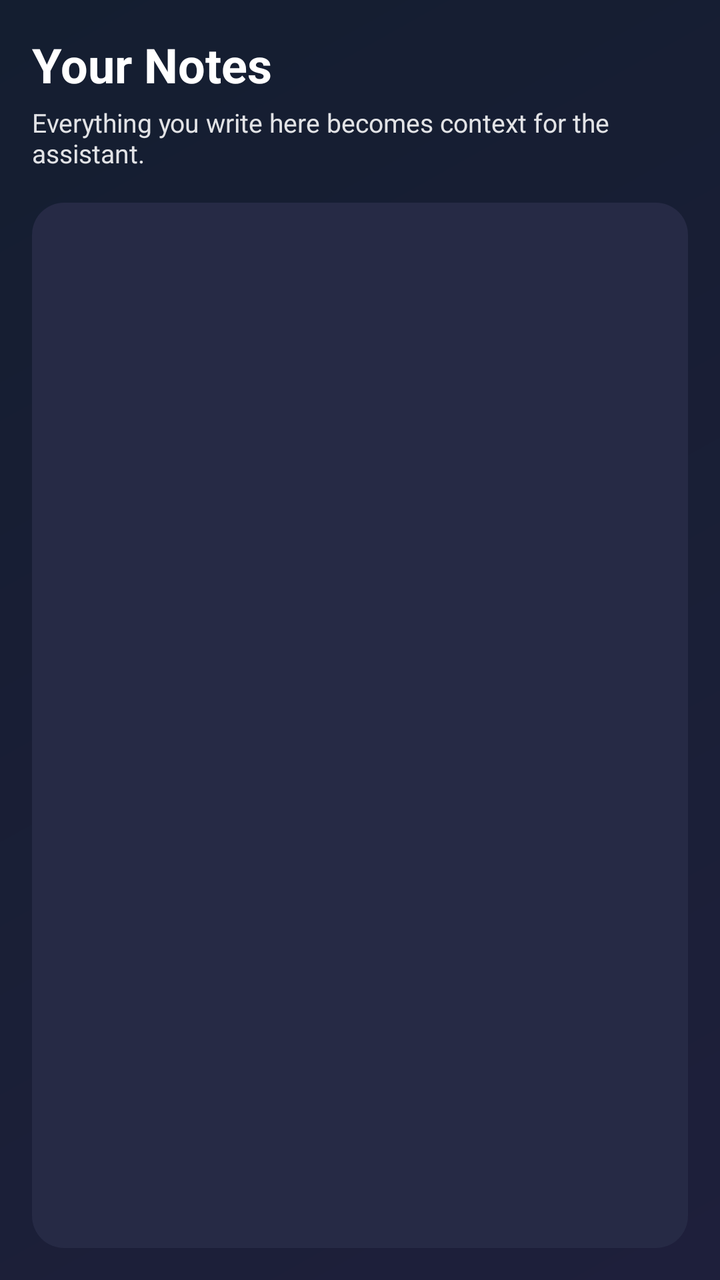
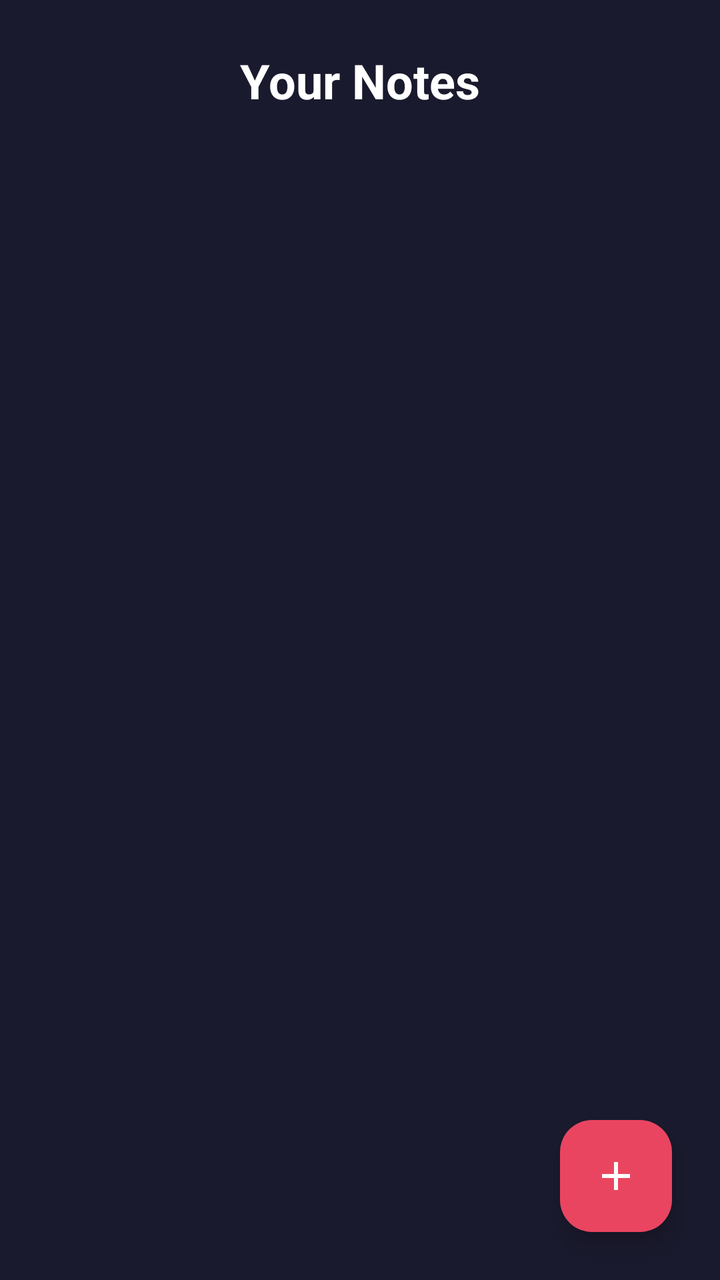

Compare the two renders of this Android layout. The source of the first and the diff that turns it into the second are given below.
<!-- AndroidManifest.xml: application theme Theme.MyAssistant -->
<!-- res/layout/activity_notes.xml -->
<?xml version="1.0" encoding="utf-8"?>
<androidx.constraintlayout.widget.ConstraintLayout
    xmlns:android="http://schemas.android.com/apk/res/android"
    xmlns:app="http://schemas.android.com/apk/res-auto"
    android:layout_width="match_parent"
    android:layout_height="match_parent"
    android:background="@drawable/bg_main_gradient"
    android:padding="16dp">

    <TextView
        android:id="@+id/textNotesTitle"
        android:layout_width="wrap_content"
        android:layout_height="wrap_content"
        android:text="Your Notes"
        android:textSize="24sp"
        android:textStyle="bold"
        android:textColor="@android:color/white"
        app:layout_constraintTop_toTopOf="parent"
        app:layout_constraintStart_toStartOf="parent" />

    <TextView
        android:id="@+id/textNotesHint"
        android:layout_width="wrap_content"
        android:layout_height="wrap_content"
        android:text="Everything you write here becomes context for the assistant."
        android:textSize="13sp"
        android:textColor="#E0FFFFFF"
        android:layout_marginTop="4dp"
        app:layout_constraintTop_toBottomOf="@id/textNotesTitle"
        app:layout_constraintStart_toStartOf="@id/textNotesTitle" />

    <LinearLayout
        android:id="@+id/notesCard"
        android:layout_width="0dp"
        android:layout_height="0dp"
        android:orientation="vertical"
        android:background="@drawable/bg_card"
        android:padding="12dp"
        app:layout_constraintTop_toBottomOf="@id/textNotesHint"
        app:layout_constraintBottom_toBottomOf="parent"
        app:layout_constraintStart_toStartOf="parent"
        app:layout_constraintEnd_toEndOf="parent"
        android:layout_marginTop="16dp">

        <EditText
            android:id="@+id/editTextNotes"
            android:layout_width="match_parent"
            android:layout_height="match_parent"
            android:background="@android:color/transparent"
            android:textColor="@android:color/white"
            android:textColorHint="#B3FFFFFF"
            android:gravity="top|start"
            android:inputType="textMultiLine"
            android:overScrollMode="always"
            android:scrollbars="vertical" />
    </LinearLayout>

</androidx.constraintlayout.widget.ConstraintLayout>
<!-- resources referenced by this layout -->
<resources>
  <!-- drawable bg_card (drawable) -->
  <?xml version="1.0" encoding="utf-8"?>
  <shape xmlns:android="http://schemas.android.com/apk/res/android"
      android:shape="rectangle">
      <solid android:color="#262A45" />
      <corners android:radius="16dp" />
      <padding
          android:left="8dp"
          android:top="8dp"
          android:right="8dp"
          android:bottom="8dp" />
  </shape>
  <!-- drawable bg_main_gradient (drawable) -->
  <?xml version="1.0" encoding="utf-8"?>
  <shape xmlns:android="http://schemas.android.com/apk/res/android"
      android:shape="rectangle">
  
      <gradient
          android:type="linear"
          android:startColor="#1E1F3B"
          android:endColor="#141E30"
          android:angle="135" />
  
  </shape>
  <style name="Theme.MyAssistant" parent="Base.Theme.MyAssistant" />
  <style name="Base.Theme.MyAssistant" parent="Theme.Material3.DayNight.NoActionBar">
          
          
      </style>
</resources>

<!-- the commit's change to res/layout/activity_notes.xml (unified diff, before → after) -->
@@ -1,58 +1,42 @@
 <?xml version="1.0" encoding="utf-8"?>
-<androidx.constraintlayout.widget.ConstraintLayout
-    xmlns:android="http://schemas.android.com/apk/res/android"
+<RelativeLayout xmlns:android="http://schemas.android.com/apk/res/android"
     xmlns:app="http://schemas.android.com/apk/res-auto"
+    xmlns:tools="http://schemas.android.com/tools"
     android:layout_width="match_parent"
     android:layout_height="match_parent"
-    android:background="@drawable/bg_main_gradient"
-    android:padding="16dp">
+    android:background="@color/colorPrimary"
+    tools:context=".NotesActivity">
 
     <TextView
         android:id="@+id/textNotesTitle"
         android:layout_width="wrap_content"
         android:layout_height="wrap_content"
+        android:layout_alignParentTop="true"
+        android:layout_centerHorizontal="true"
+        android:layout_marginTop="24dp"
         android:text="Your Notes"
+        android:textColor="@color/textColorPrimary"
         android:textSize="24sp"
-        android:textStyle="bold"
-        android:textColor="@android:color/white"
-        app:layout_constraintTop_toTopOf="parent"
-        app:layout_constraintStart_toStartOf="parent" />
+        android:textStyle="bold" />
 
-    <TextView
-        android:id="@+id/textNotesHint"
+    <androidx.recyclerview.widget.RecyclerView
+        android:id="@+id/recyclerViewNotes"
+        android:layout_width="match_parent"
+        android:layout_height="match_parent"
+        android:layout_below="@id/textNotesTitle"
+        android:layout_marginTop="16dp"
+        android:clipToPadding="false"
+        android:paddingBottom="80dp" />
+
+    <com.google.android.material.floatingactionbutton.FloatingActionButton
+        android:id="@+id/fabAddNote"
         android:layout_width="wrap_content"
         android:layout_height="wrap_content"
-        android:text="Everything you write here becomes context for the assistant."
-        android:textSize="13sp"
-        android:textColor="#E0FFFFFF"
-        android:layout_marginTop="4dp"
-        app:layout_constraintTop_toBottomOf="@id/textNotesTitle"
-        app:layout_constraintStart_toStartOf="@id/textNotesTitle" />
+        android:layout_alignParentEnd="true"
+        android:layout_alignParentBottom="true"
+        android:layout_margin="24dp"
+        android:src="@drawable/ic_add_24"
+        app:backgroundTint="@color/colorAccent"
+        app:tint="@color/white" />
 
-    <LinearLayout
-        android:id="@+id/notesCard"
-        android:layout_width="0dp"
-        android:layout_height="0dp"
-        android:orientation="vertical"
-        android:background="@drawable/bg_card"
-        android:padding="12dp"
-        app:layout_constraintTop_toBottomOf="@id/textNotesHint"
-        app:layout_constraintBottom_toBottomOf="parent"
-        app:layout_constraintStart_toStartOf="parent"
-        app:layout_constraintEnd_toEndOf="parent"
-        android:layout_marginTop="16dp">
-
-        <EditText
-            android:id="@+id/editTextNotes"
-            android:layout_width="match_parent"
-            android:layout_height="match_parent"
-            android:background="@android:color/transparent"
-            android:textColor="@android:color/white"
-            android:textColorHint="#B3FFFFFF"
-            android:gravity="top|start"
-            android:inputType="textMultiLine"
-            android:overScrollMode="always"
-            android:scrollbars="vertical" />
-    </LinearLayout>
-
-</androidx.constraintlayout.widget.ConstraintLayout>
+</RelativeLayout>
<!-- resource entries referenced after the edit -->
@@ -1,29 +1,19 @@
 <!-- resources referenced by this layout -->
 <resources>
-  <!-- drawable bg_card (drawable) -->
-  <?xml version="1.0" encoding="utf-8"?>
-  <shape xmlns:android="http://schemas.android.com/apk/res/android"
-      android:shape="rectangle">
-      <solid android:color="#262A45" />
-      <corners android:radius="16dp" />
-      <padding
-          android:left="8dp"
-          android:top="8dp"
-          android:right="8dp"
-          android:bottom="8dp" />
-  </shape>
-  <!-- drawable bg_main_gradient (drawable) -->
-  <?xml version="1.0" encoding="utf-8"?>
-  <shape xmlns:android="http://schemas.android.com/apk/res/android"
-      android:shape="rectangle">
-  
-      <gradient
-          android:type="linear"
-          android:startColor="#1E1F3B"
-          android:endColor="#141E30"
-          android:angle="135" />
-  
-  </shape>
+  <color name="colorAccent">#E94560</color>
+  <color name="colorPrimary">#1A1A2E</color>
+  <color name="textColorPrimary">#FFFFFF</color>
+  <color name="white">#FFFFFFFF</color>
+  <!-- drawable ic_add_24 (drawable) -->
+  <vector xmlns:android="http://schemas.android.com/apk/res/android"
+      android:width="24dp"
+      android:height="24dp"
+      android:viewportWidth="24"
+      android:viewportHeight="24">
+    <path
+        android:fillColor="@android:color/white"
+        android:pathData="M19,13h-6v6h-2v-6H5v-2h6V5h2v6h6v2z"/>
+  </vector>
   <style name="Theme.MyAssistant" parent="Base.Theme.MyAssistant" />
   <style name="Base.Theme.MyAssistant" parent="Theme.Material3.DayNight.NoActionBar">
           
